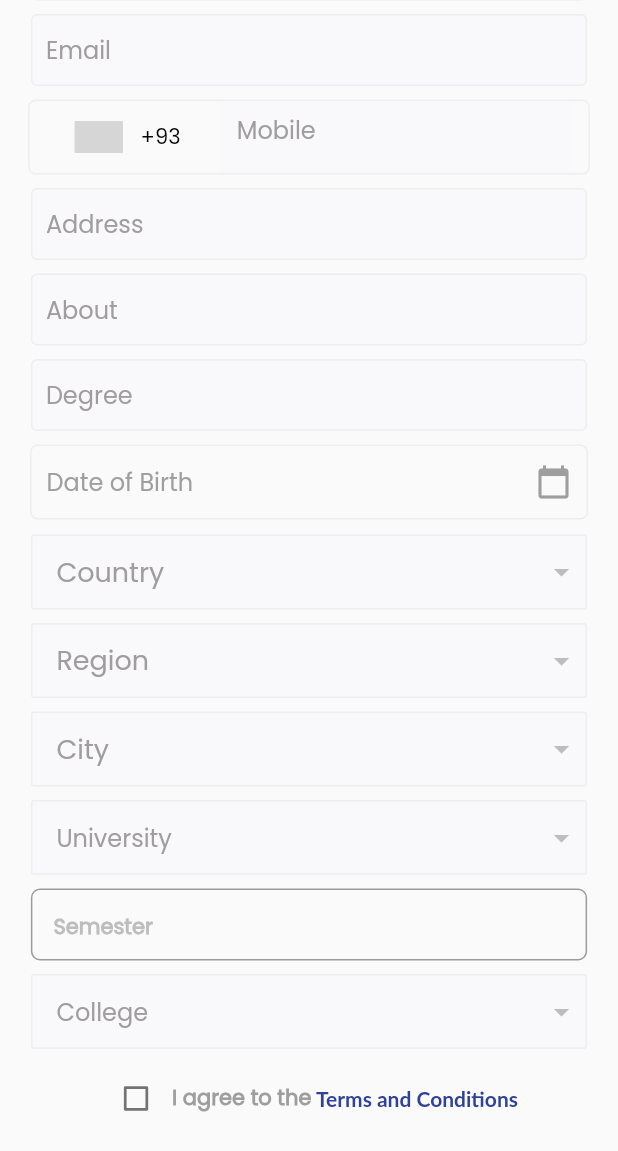
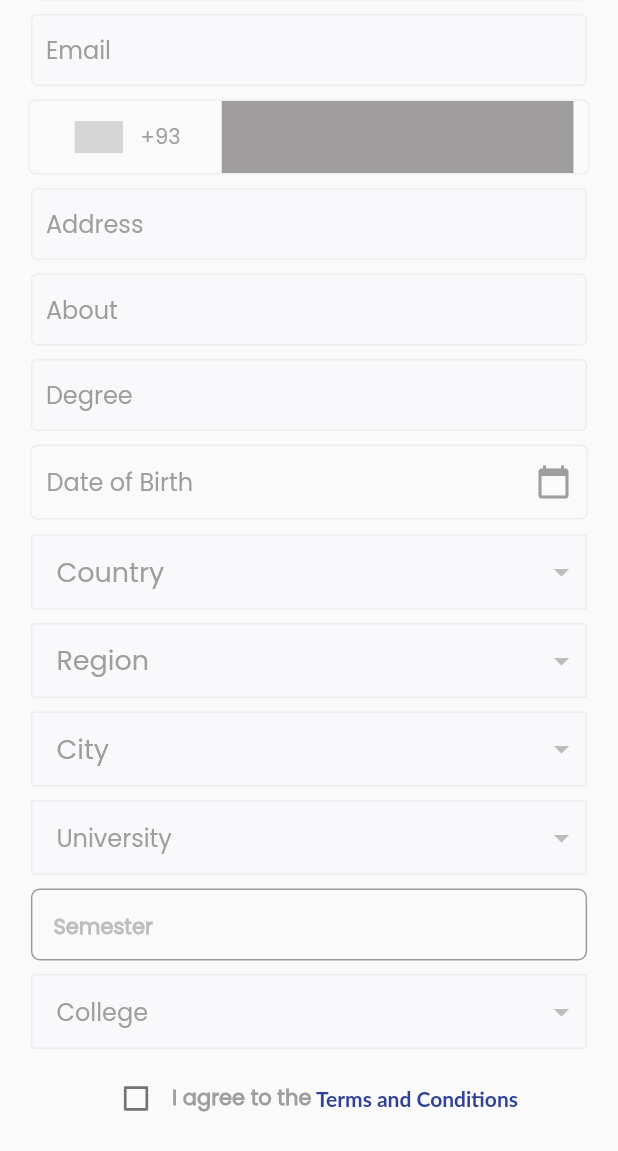
Before and after one commit to syabdullah/success-stations, a Flutter app: the StudentSignUp screen opened directly, on a phone screen of 412 x 824 dp, the part 85-1236 px from its top. Run offline on Flutter 3.47's test engine with Material 2 defaults, Android fonts, the phone set to English and light mode, and no system bars; drawn by our look-alikes of intl_phone_number_input; our stand-ins replace carousel_slider, dio, dotted_border, firebase_core, firebase_crashlytics, flutter_datetime_picker and 18 more; missing offline and left inert: clippy_flutter, custom_info_window, firebase_core_web, flutter_login_facebook, flutter_shimmer, geolocator_web and 7 more; accounts and stored records are empty; network calls fail; Roboto replaces fonts that are missing (Lato); statements that could not run were skipped; grey boxes are pictures that could not be loaded.

Commit message:
sign up chnages

```diff
--- a/lib/view/auth/sign_up/company_sign_up.dart
+++ b/lib/view/auth/sign_up/company_sign_up.dart
@@ -463,7 +463,7 @@ class _CompanySignPageState extends State<CompanySignUp> {
         child: Row(
           mainAxisAlignment: MainAxisAlignment.spaceBetween,
           children: <Widget>[
-            Text(dateTime == null ? 'date_of_birth'.tr : finalDate.toString(), style: TextStyle(color: Colors.grey[500],fontSize: 17)),
+            Text(finalDate == null ? 'date_of_birth'.tr : finalDate.toString(), style: TextStyle(color: Colors.grey[500],fontSize: 17)),
             GestureDetector(
               child: Icon(Icons.calendar_today,color: Colors.grey),
               onTap: () {
--- a/lib/view/auth/sign_up/student_sign_up.dart
+++ b/lib/view/auth/sign_up/student_sign_up.dart
@@ -244,7 +244,7 @@ class _SignPageState extends State<StudentSignUp> {
         isObscure: false,
         hintText: 'full_name'.tr,
         hintStyle: TextStyle(fontSize: 16, color: AppColors.inputTextColor),
-        hintColor: AppColors.inputTextColor,
+        hintColor:   lang == 'ar'? AppColors.inputTextColor:AppColors.inputTextColor ,
         onChanged: (value) {},
         onFieldSubmitted: (value) {},
         textController: nameController,
@@ -255,7 +255,7 @@ class _SignPageState extends State<StudentSignUp> {
           if (value.length == 0) {
             return "namereq".tr;
           } else if (!regExp.hasMatch(value)) {
-            return "Name must be a-z and A-Z";
+            return "namemust".tr;
           } else
             return null;
         },
@@ -273,7 +273,7 @@ class _SignPageState extends State<StudentSignUp> {
         controller: semesterController,
         validator: (value) {
           if (value == null || value.isEmpty) {
-            return 'Please enter some text';
+            return 'enteringText'.tr;
           }
           return null;
         },
@@ -282,7 +282,7 @@ class _SignPageState extends State<StudentSignUp> {
         ),
         decoration: InputDecoration(
           contentPadding: EdgeInsets.only(left:15,right: 10,top:15),
-          hintText:"Semester",
+          hintText:"semestersu".tr,
           hintStyle: TextStyle(fontSize: 14,color: Colors.grey[400]),
           border: OutlineInputBorder(
             borderRadius: BorderRadius.circular(6.0),
@@ -313,7 +313,7 @@ class _SignPageState extends State<StudentSignUp> {
           if (value.length == 0) {
             return "adressField".tr;
           } else if (!regExp.hasMatch(value)) {
-            return "About must be a-z and A-Z";
+            return "filed".tr;
           } else
           return null;
         },
@@ -342,7 +342,7 @@ class _SignPageState extends State<StudentSignUp> {
           if (value.length == 0) {
             return "aboutfield".tr;
           } else if (!regExp.hasMatch(value)) {
-            return "About must be a-z and A-Z";
+            return "filed".tr;
           } else
             return null;
         },
@@ -371,7 +371,7 @@ class _SignPageState extends State<StudentSignUp> {
           if (value.length == 0) {
             return "degreeReq".tr;
           } else if (!regExp.hasMatch(value)) {
-            return "Degree must be a-z and A-Z";
+            return "degreemust".tr;
           } else
             return null;
         },
@@ -401,7 +401,7 @@ class _SignPageState extends State<StudentSignUp> {
             return 'enterEmail'.tr;
           }
           else if (!regExp.hasMatch(val)) {
-            return "Enter Valid Email Address";
+            return "email_Valid".tr;
           }
           return null;
         },
@@ -423,7 +423,7 @@ class _SignPageState extends State<StudentSignUp> {
         focusNode: FocusNode(),
         inputDecoration: InputDecoration(
           contentPadding: EdgeInsets.only(left:10,bottom:10,right: 10),
-          fillColor: AppColors.inputColor,
+          fillColor: AppColors.inputTextColor,
           filled: true,
           border: InputBorder.none,
           errorBorder: OutlineInputBorder(
@@ -444,7 +444,7 @@ class _SignPageState extends State<StudentSignUp> {
         ),
         ignoreBlank: false,
         autoValidateMode: AutovalidateMode.disabled,
-        selectorTextStyle: TextStyle(color: Colors.black),
+        selectorTextStyle: TextStyle(color:AppColors.inputTextColor),
         // initialValue: n,
         textFieldController: mobileController,
         formatInput: false,
@@ -486,15 +486,12 @@ class _SignPageState extends State<StudentSignUp> {
               // cancelStyle: TextStyle(color:Colors.white, fontSize: 16),
             ),
             onChanged: (date) {
-              print('change $date in time zone ' +
-              date.timeZoneOffset.inHours.toString());
             },
             onConfirm: (date) {
               setState(() {
                 dateTime = date;
                 print('confirm...sheeee $dateTime');
                   finalDate = DateFormat('yyyy-MM-dd').format(dateTime!);
-                  print("kjxlkasjxklshxkjshxbikjscjxgdscjsbckkjhscvhds$finalDate");
 
               });
 
@@ -506,7 +503,7 @@ class _SignPageState extends State<StudentSignUp> {
           mainAxisAlignment: MainAxisAlignment.spaceBetween,
           children: <Widget>[
             Container(
-              child:  Text(dateTime == null ? 'date_of_birth'.tr : finalDate.toString() ,textAlign: TextAlign.left, style: TextStyle(color: Colors.grey[500],fontSize: 16))),
+              child:  Text(finalDate == null ? 'date_of_birth'.tr : finalDate.toString() ,textAlign: TextAlign.left, style: TextStyle(color: Colors.grey[500],fontSize: 16))),
             GestureDetector(
               child: Icon(Icons.calendar_today,color: Colors.grey,),
                onTap: () {
@@ -693,7 +690,7 @@ class _SignPageState extends State<StudentSignUp> {
               setState(() {
                 mapuni = dataa as Map;
                 hintUniText =  mapuni['name'];
-                selectedUniversity = dataa['id'];
+                selectedUniversity = mapuni['id'];
               });
             },
           )
--- a/lib/view/i18n/lang/ar_lang.dart
+++ b/lib/view/i18n/lang/ar_lang.dart
@@ -211,6 +211,7 @@ const Map<String, String> ar = {
   "degree":"الدرجة العلمية",
   "degreesu":"الدرجة العلمية",
   "select_category": "اختر الفئة",
+  "namemust":"يجب أن يكون الاسم من a-z و A-Z",
   "Select Type": "اختر صنف",
   "enter_title": "أدخل العنوان",
   "enter_description": "أدخل الوصف",
@@ -305,5 +306,11 @@ const Map<String, String> ar = {
   "locationName":"اسم الموقع",
   "digitSemester":"الفصل الدراسي بالأرقام فقط",
   "viewprofile": "الملف الشخصي",
-  "notifications":"إشعارات"
+  "notifications":"إشعارات",
+  "enteringText":"أدخل الأرقام",
+  "degreemust":"يجب أن تكون الدرجة من a-z و A-Z",
+  "email_Valid":"أدخل عنوان بريد إلكتروني صالح",
+  "filed": "يجب أن يكون الحقل من الألف إلى الياء إلى الألف إلى الياء",
+  "invalid":"Invalid phone number",
+
 };
--- a/lib/view/i18n/lang/en_dart.dart
+++ b/lib/view/i18n/lang/en_dart.dart
@@ -307,6 +307,14 @@ const Map<String, String> en = {
   "allAds": "All Ads",
   "selectService":"Select Service",
   "digitSemester":"Semester in Digits Only",
-  "viewprofile":"View Profile"
+  "viewprofile":"View Profile",
+  "namemust":"Name must be a-z and A-Z",
+  "degreemust":"Degree must be a-z and A-Z",
+  "enteringText":"Enter Digits",
+  "email_Valid":"Enter Valid Email Address",
+  "invalid":"Invalid phone number",
+  "filed":"Filed must be a-z and A-Z"
+
+
 
 };
```
